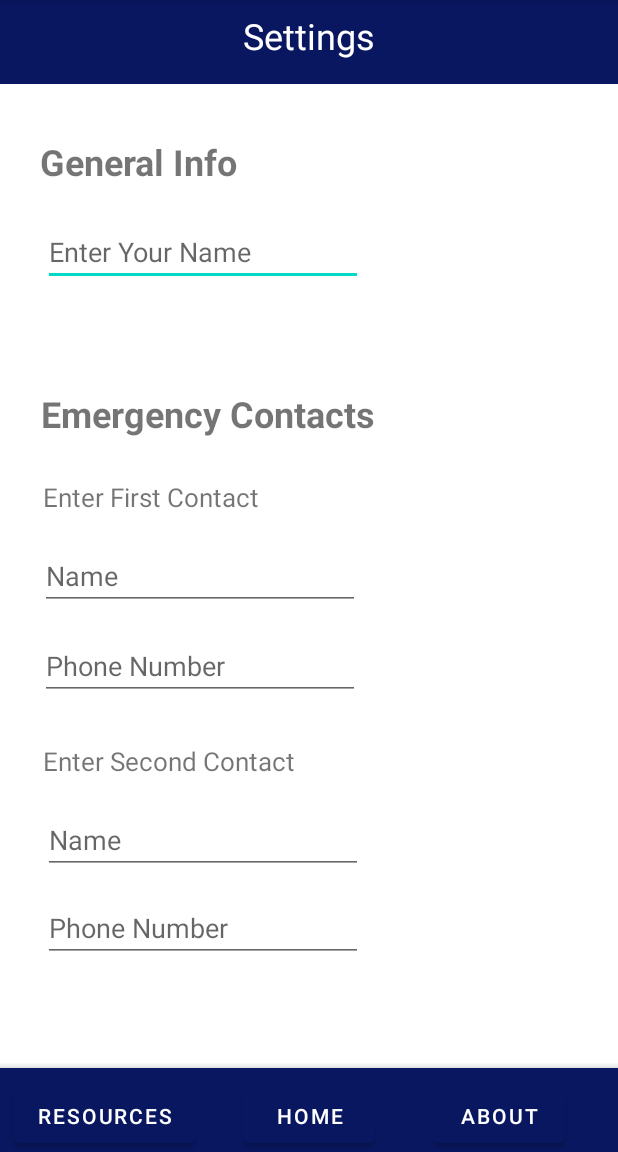
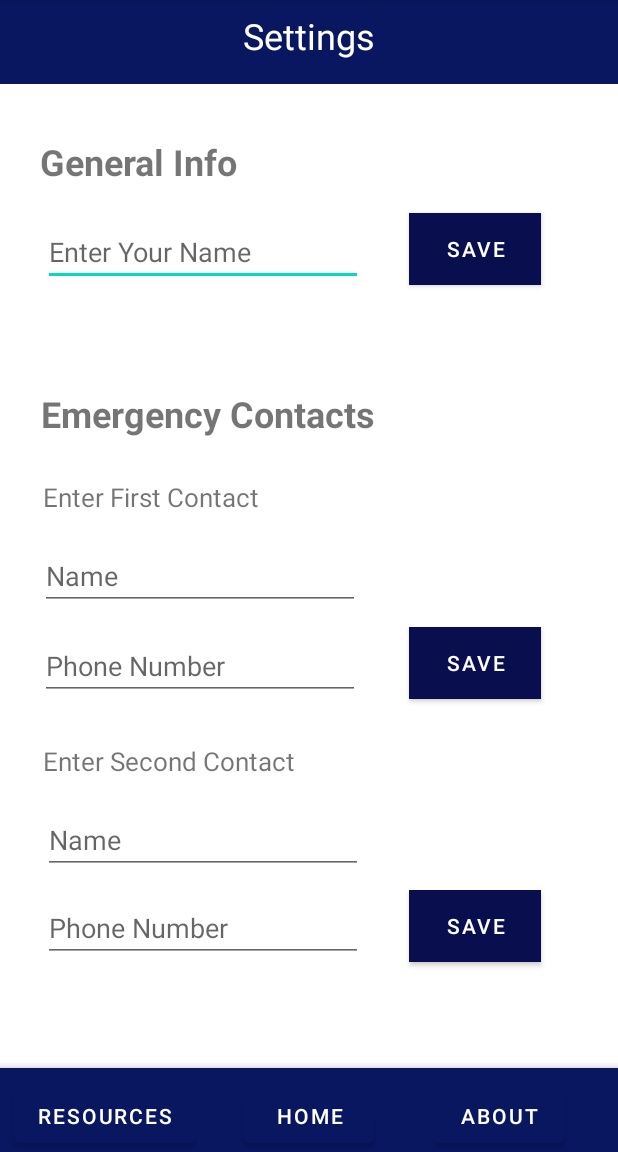
Before and after one commit to karinasanchez04/WIC-Project, an Android app: the SettingsActivity screen opened directly, with no data from a screen before it, on a phone screen of 412 x 824 dp, the part 84-1236 px from its top. Run offline under Robolectric (Android 15) with nearby library versions, the phone set to English and light mode, and no system bars.

Commit message:
backend of settings updated

```diff
--- a/app/src/main/java/com/example/myapplication2/SettingsActivity.java
+++ b/app/src/main/java/com/example/myapplication2/SettingsActivity.java
@@ -4,12 +4,31 @@ import androidx.appcompat.app.AppCompatActivity;
 
 import android.content.Intent;
 import android.os.Bundle;
+import android.view.View;
 import android.widget.Button;
+import android.widget.EditText;
 
 public class SettingsActivity extends AppCompatActivity {
     private Button resourcesBtn;
     private Button homeBtn;
     private Button aboutBtn;
+
+    private String name;
+    private String firstContactName;
+    private String secondContactName;
+    private String firstContactNum;
+    private String secondContactNum;
+
+    private EditText nameInput;
+    private EditText firstContactNameInput;
+    private EditText secondContactNameInput;
+    private EditText firstContactNumInput;
+    private EditText secondContactNumInput;
+
+    private Button saveNameBtn;
+    private Button saveFirstConBtn;
+    private Button saveSecConBtn;
+
 
     @Override
     protected void onCreate(Bundle savedInstanceState) {
@@ -26,7 +45,41 @@ public class SettingsActivity extends AppCompatActivity {
         aboutBtn = (Button) findViewById(R.id.button15);
         aboutBtn.setOnClickListener(v -> openAboutActivity());
 
+        //to save user input
+        nameInput = (EditText)findViewById(R.id.userNameInput);
+        firstContactNameInput = (EditText)findViewById(R.id.firstContactName);
+        secondContactNameInput = (EditText)findViewById(R.id.secondContactName);
+        firstContactNumInput = (EditText)findViewById(R.id.firstContactNum);
+        secondContactNumInput = (EditText)findViewById(R.id.secondContactNum);
 
+        saveNameBtn = (Button) findViewById(R.id.saveNameBtn);
+        saveNameBtn.setOnClickListener(new View.OnClickListener() {
+            @Override
+            public void onClick(View v) {
+                name = nameInput.getText().toString();
+
+            }
+        });
+        saveFirstConBtn =(Button) findViewById(R.id.saveFirstContactBtn);
+        saveFirstConBtn.setOnClickListener(new View.OnClickListener() {
+            @Override
+            public void onClick(View v) {
+                firstContactName = firstContactNameInput.getText().toString();
+                firstContactNum = firstContactNumInput.getText().toString();
+
+
+            }
+        });
+        saveSecConBtn = (Button) findViewById(R.id.saveSecondContactBtn);
+        saveSecConBtn.setOnClickListener(new View.OnClickListener() {
+            @Override
+            public void onClick(View v) {
+
+                secondContactName = secondContactNameInput.getText().toString();
+                secondContactNum = secondContactNumInput.getText().toString();
+
+            }
+        });
     }
 
     public void openHomeActivity() {
--- a/app/src/main/res/layout/settings_screen.xml
+++ b/app/src/main/res/layout/settings_screen.xml
@@ -6,7 +6,7 @@
     android:layout_height="match_parent">
 
     <EditText
-        android:id="@+id/editTextTextPersonName5"
+        android:id="@+id/userNameInput"
         android:layout_width="wrap_content"
         android:layout_height="wrap_content"
         android:ems="10"
@@ -101,7 +101,7 @@
         app:layout_constraintVertical_bias="1.0" />
 
     <EditText
-        android:id="@+id/editTextPhone"
+        android:id="@+id/firstContactNum"
         android:layout_width="wrap_content"
         android:layout_height="wrap_content"
         android:ems="10"
@@ -115,7 +115,7 @@
         app:layout_constraintVertical_bias="0.583" />
 
     <EditText
-        android:id="@+id/editTextPhone2"
+        android:id="@+id/secondContactNum"
         android:layout_width="wrap_content"
         android:layout_height="wrap_content"
         android:ems="10"
@@ -129,7 +129,7 @@
         app:layout_constraintVertical_bias="0.825" />
 
     <TextView
-        android:id="@+id/textView4"
+        android:id="@+id/promptFirstCon"
         android:layout_width="wrap_content"
         android:layout_height="wrap_content"
         android:text="Enter First Contact"
@@ -142,7 +142,7 @@
         app:layout_constraintVertical_bias="0.429" />
 
     <TextView
-        android:id="@+id/textView6"
+        android:id="@+id/promptSecondCon"
         android:layout_width="wrap_content"
         android:layout_height="wrap_content"
         android:text="Enter Second Contact"
@@ -183,7 +183,7 @@
         app:layout_constraintVertical_bias="0.124" />
 
     <EditText
-        android:id="@+id/editTextTextPersonName3"
+        android:id="@+id/firstContactName"
         android:layout_width="wrap_content"
         android:layout_height="wrap_content"
         android:ems="10"
@@ -196,7 +196,7 @@
         app:layout_constraintTop_toTopOf="parent" />
 
     <EditText
-        android:id="@+id/editTextTextPersonName4"
+        android:id="@+id/secondContactName"
         android:layout_width="wrap_content"
         android:layout_height="wrap_content"
         android:ems="10"
@@ -209,4 +209,46 @@
         app:layout_constraintTop_toTopOf="parent"
         app:layout_constraintVertical_bias="0.744" />
 
+    <Button
+        android:id="@+id/saveNameBtn"
+        android:layout_width="wrap_content"
+        android:layout_height="wrap_content"
+        android:background="#090E4F"
+        android:text="Save"
+        app:backgroundTint="#090E4F"
+        app:layout_constraintBottom_toBottomOf="parent"
+        app:layout_constraintEnd_toEndOf="parent"
+        app:layout_constraintHorizontal_bias="0.842"
+        app:layout_constraintStart_toStartOf="parent"
+        app:layout_constraintTop_toTopOf="parent"
+        app:layout_constraintVertical_bias="0.197" />
+
+    <Button
+        android:id="@+id/saveFirstContactBtn"
+        android:layout_width="wrap_content"
+        android:layout_height="wrap_content"
+        android:background="#090E4F"
+        android:text="Save"
+        app:backgroundTint="#090E4F"
+        app:layout_constraintBottom_toBottomOf="parent"
+        app:layout_constraintEnd_toEndOf="parent"
+        app:layout_constraintHorizontal_bias="0.842"
+        app:layout_constraintStart_toStartOf="parent"
+        app:layout_constraintTop_toTopOf="parent"
+        app:layout_constraintVertical_bias="0.581" />
+
+    <Button
+        android:id="@+id/saveSecondContactBtn"
+        android:layout_width="wrap_content"
+        android:layout_height="wrap_content"
+        android:background="#090E4F"
+        android:text="Save"
+        app:backgroundTint="#090E4F"
+        app:layout_constraintBottom_toBottomOf="parent"
+        app:layout_constraintEnd_toEndOf="parent"
+        app:layout_constraintHorizontal_bias="0.842"
+        app:layout_constraintStart_toStartOf="parent"
+        app:layout_constraintTop_toTopOf="parent"
+        app:layout_constraintVertical_bias="0.824" />
+
 </androidx.constraintlayout.widget.ConstraintLayout>
```
